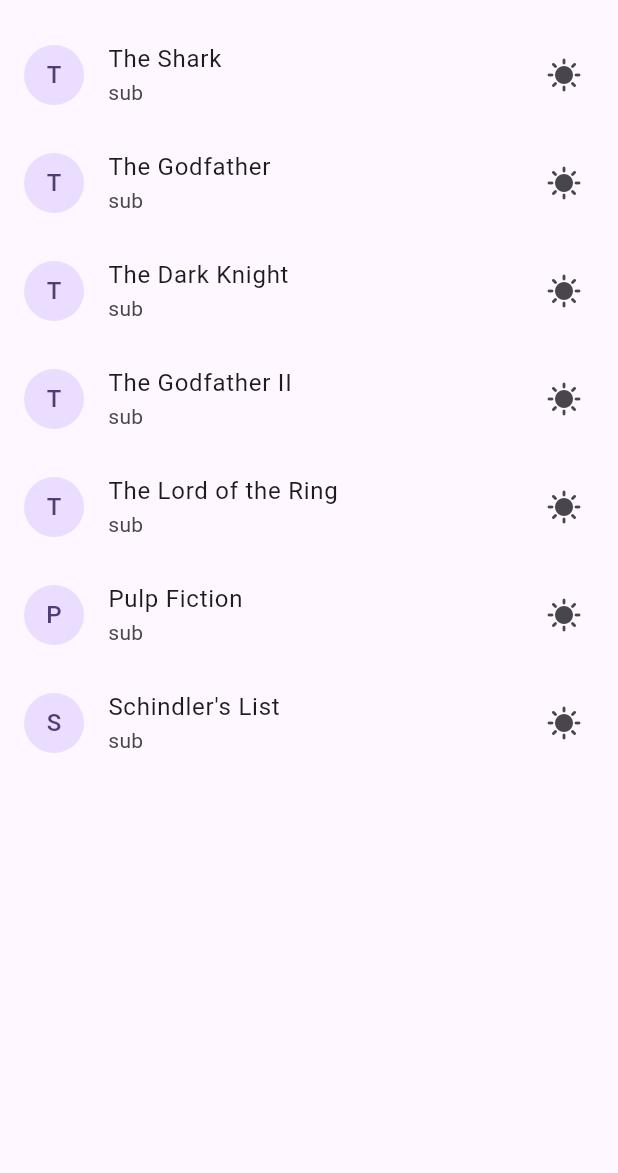
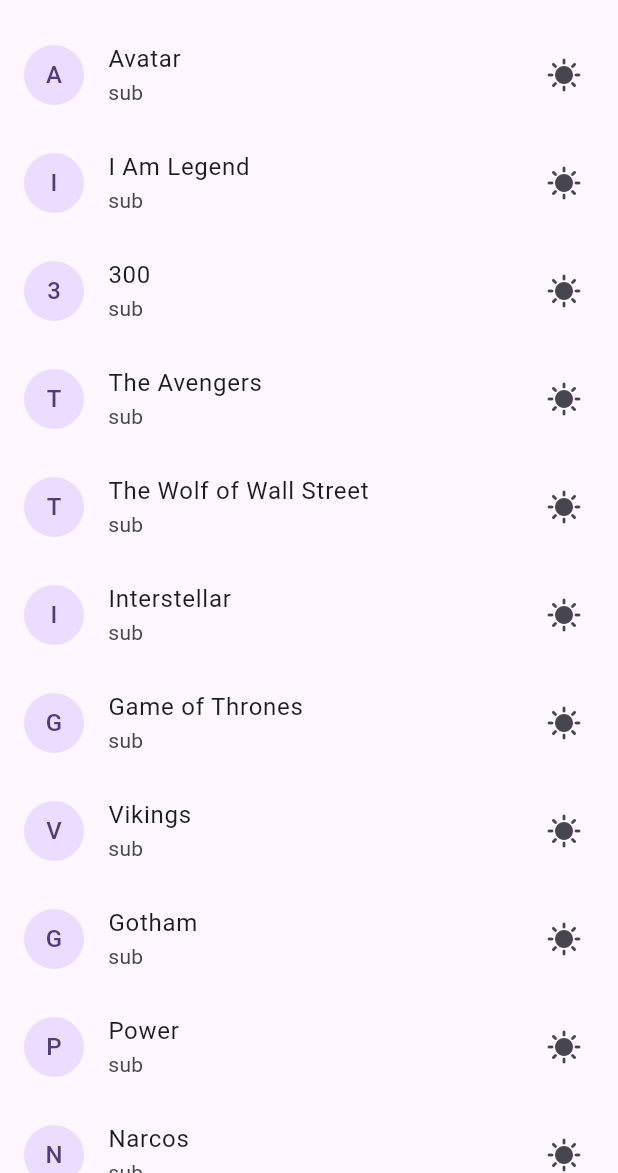
Before and after one commit to leobewater/flutter_movie_app, a Flutter app: the screen it shows after launch, on a phone screen of 412 x 824 dp, the part 63-1236 px from its top. Run offline on Flutter 3.47's test engine with Material 3 defaults, Android fonts, the phone set to English and light mode, and no system bars.

Commit message:
load movie from json and render them

```diff
--- a/lib/main.dart
+++ b/lib/main.dart
@@ -34,21 +34,32 @@ class Home extends StatefulWidget {
 
 class _HomeState extends State<Home> {
   @override
+  void initState() {
+    // initState before insert to tree
+    // load movies
+    Provider.of<MovieProvider>(context, listen: false).loadMovies(context);
+    super.initState();
+  }
+
+  @override
   Widget build(BuildContext context) {
-    final movies = Provider.of<MovieProvider>(context).loadMovies();
+    // get the movieList
+    final movieData = Provider.of<MovieProvider>(context);
 
     return Scaffold(
       appBar: AppBar(title: const Text('Movies')),
       body: Center(
           child: ListView.builder(
-              itemCount: movies.length, // limit to number of items
+              itemCount: movieData.movieList.length, // limit to number of items
               itemBuilder: (context, index) {
+                final movie = movieData.movieList[index];
+
                 return ListTile(
-                  title: Text(movies[index]),
-                  subtitle: Text('sub'),
-                  trailing: Icon(Icons.sunny),
+                  title: Text(movie.title),
+                  subtitle: const Text('sub'),
+                  trailing: const Icon(Icons.sunny),
                   leading: CircleAvatar(
-                    child: Text(movies[index][0]),
+                    child: Text(movie.title[0]),
                   ),
                 );
 
--- a/lib/providers/movie_provider.dart
+++ b/lib/providers/movie_provider.dart
@@ -1,19 +1,38 @@
 import 'package:flutter/material.dart';
+import 'package:flutter_movie_app/models/movie.dart';
+import 'package:flutter_movie_app/utils/movie_parser.dart';
 
 class MovieProvider extends ChangeNotifier {
-  final List<String> _movieList = [
-    "The Shark",
-    "The Godfather",
-    "The Dark Knight",
-    "The Godfather II",
-    "The Lord of the Ring",
-    "Pulp Fiction",
-    "Schindler's List"
+  List<Movie> _movieList = [
+    // "The Shark",
+    // "The Godfather",
+    // "The Dark Knight",
+    // "The Godfather II",
+    // "The Lord of the Ring",
+    // "Pulp Fiction",
+    // "Schindler's List"
   ];
 
-  List<String> get movieList => _movieList;
+  List<Movie> get movieList => _movieList;
 
-  List<String> loadMovies() {
-    return _movieList;
+  Future<void> loadMovies(BuildContext context) async {
+    try {
+      // load json file
+      final jsonString = await DefaultAssetBundle.of(context)
+          .loadString('assets/data/films.json');
+
+      // parse json to Movie object
+      final movies = MovieParser.parse(jsonString);
+
+      _movieList = movies;
+
+      notifyListeners();
+    } catch (e) {
+      debugPrint('Error loading movies: $e');
+    }
   }
+
+  // List<String> loadMovies() {
+  //   return _movieList;
+  // }
 }
```
